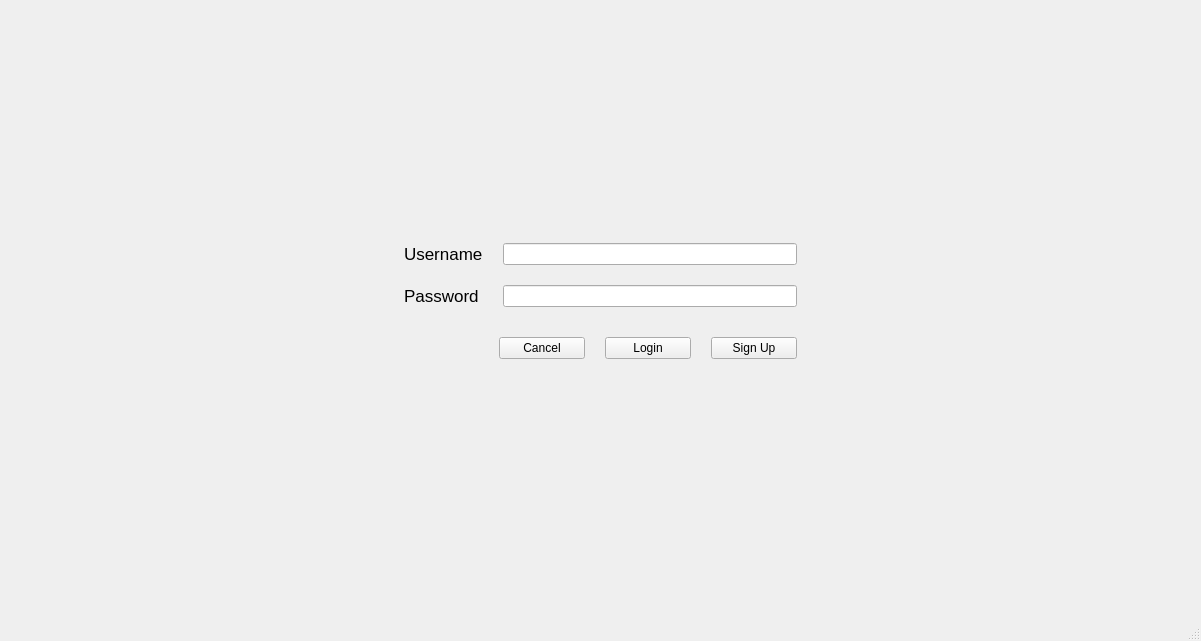
Before: the Qt Designer form uis/loginpage.ui in ssysek/slack, drawn with Qt 5.
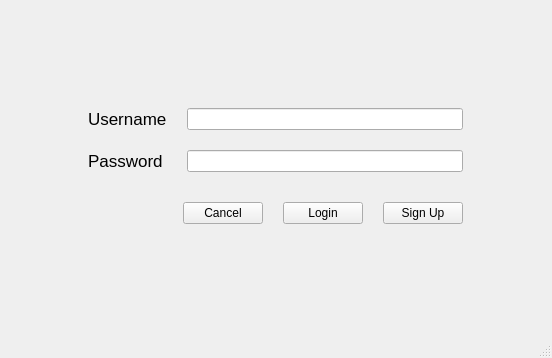
After: the same form once the commit is applied.

The edit to the form file:
```diff
--- a/uis/loginpage.ui
+++ b/uis/loginpage.ui
@@ -6,8 +6,8 @@
    <rect>
     <x>0</x>
     <y>0</y>
-    <width>1201</width>
-    <height>641</height>
+    <width>552</width>
+    <height>358</height>
    </rect>
   </property>
   <property name="windowTitle">
@@ -17,10 +17,10 @@
    <widget class="QWidget" name="gridLayoutWidget_2">
     <property name="geometry">
      <rect>
-      <x>10</x>
-      <y>10</y>
-      <width>1181</width>
-      <height>581</height>
+      <x>30</x>
+      <y>20</y>
+      <width>491</width>
+      <height>291</height>
      </rect>
     </property>
     <layout class="QGridLayout" name="gridLayout_2">
```
Left out of the diff: 2 changed lines with no effect on the pictures.
